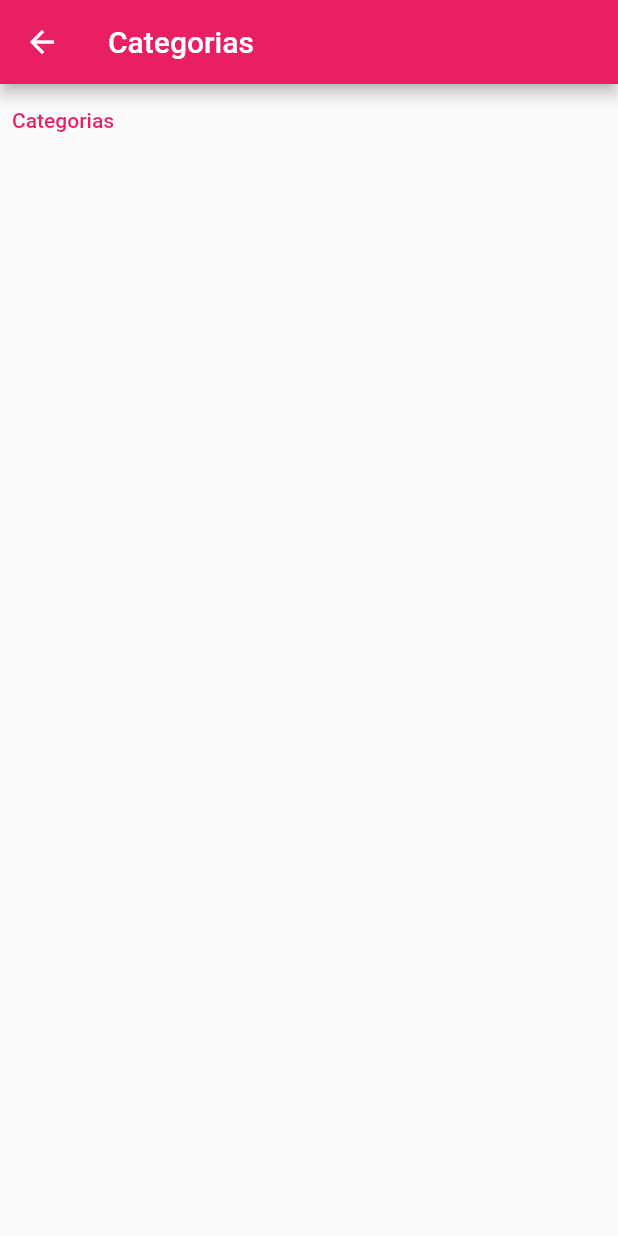
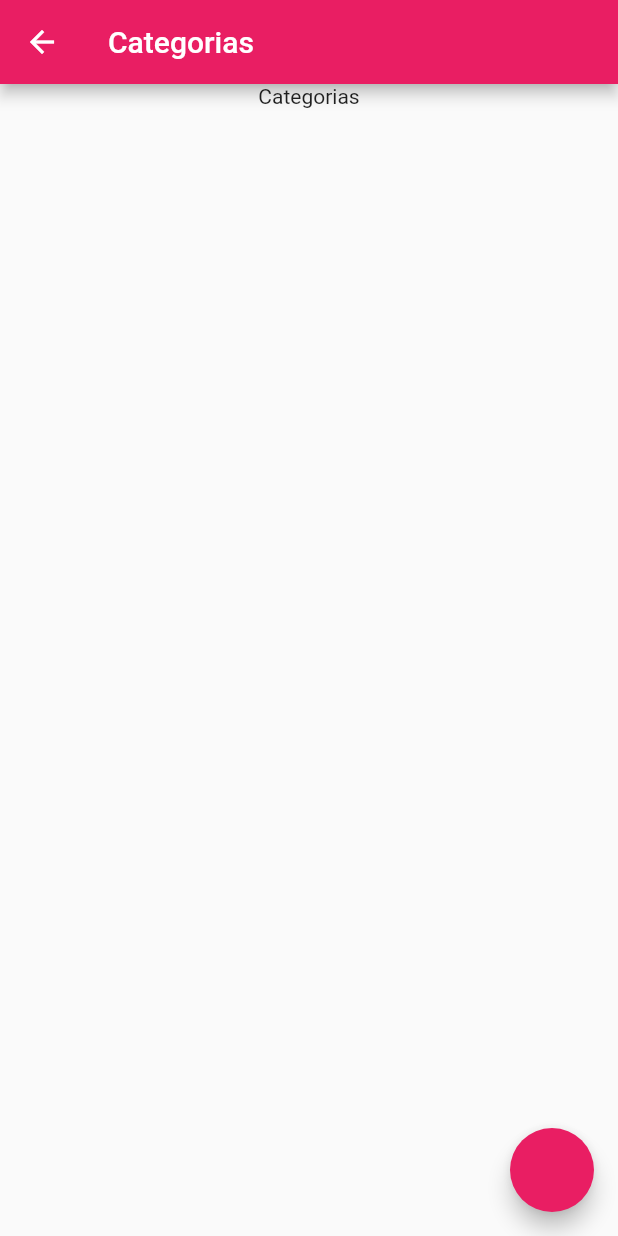
Before and after one commit to luanborrges/final_trivia, a Flutter app: the CategoriesView screen opened by its route, on a phone screen of 412 x 824 dp. Run offline on Flutter 3.47's test engine with Material 2 defaults, Android fonts, the phone set to English and light mode, and no system bars.

Commit message:
categories funcionando

```diff
--- a/lib/model/category.dart
+++ b/lib/model/category.dart
@@ -3,7 +3,7 @@ class Category {
   int? id;
   String? name;
 
-  Category({required id, required name});
+  Category({required this.id, required this.name});
 
   factory Category.fromJson(Map<String, dynamic> json) {
     return Category(
@@ -11,4 +11,9 @@ class Category {
       name: json['name'] ?? 'General Knowledge',
     );
   }
+
+  @override
+  String toString() {
+    return 'Category{id: $id, name: $name}';
+  }
 }
--- a/lib/service/trivia_service.dart
+++ b/lib/service/trivia_service.dart
@@ -44,7 +44,6 @@ class TriviaService {
 
       List<Category> categories = unparsedCategories.map((category) => Category.fromJson(category)).toList();
 
-      categories.forEach((element) {print(element.toString());});
       return categories;
     } else {
 
--- a/lib/view/categories_view.dart
+++ b/lib/view/categories_view.dart
@@ -1,3 +1,4 @@
+import 'package:flutter/cupertino.dart';
 import 'package:flutter/material.dart';
 import 'package:final_project_mobile2/model/model.dart';
 import 'package:final_project_mobile2/service/service.dart';
@@ -14,10 +15,9 @@ class CategoriesView extends StatefulWidget{
 
 class _CategoriesViewState extends State<CategoriesView> {
 
-  final triviaService = TriviaService();
 
   List<Category> categories = [];
-  late List<Category> categories2;
+  bool _progress = false;
 
   @override
   Widget build(BuildContext context) {
@@ -26,36 +26,48 @@ class _CategoriesViewState extends State<CategoriesView> {
         title: Text(widget.title),
       ),
       body: Column(
+        mainAxisAlignment: MainAxisAlignment.center,
         children: [
-          TextButton(
-              onPressed: () async {
-                categories = await getCategories();
-                setState(() {
-                  categories2 = categories;
-                });
-              },
-              child: Text('Categorias')
+          Expanded(
+            flex: 1,
+              child: Column(
+                  children: [
+                    Text('Categorias') ,
+                    _rowProgress()])
           ),
-          // Row(
-          //   children: _rowListCategories()
-          // )
+          Expanded(
+            flex: 5,
+            child: _rowListCategories()
+          )
         ],
       ),
-    );}
-
-  getCategories() async {
-    categories = await triviaService.fetchCategory();
-    return categories;
+      floatingActionButton: FloatingActionButton(
+          onPressed: () async {
+            await getCategories(context);
+        },
+      ),
+    );
   }
 
-  _rowListCategories() {
-    if (categories == []){
-      return ListView(children: [Text('carregando...')]);
+  getCategories(BuildContext context) async {
+    final triviaService = TriviaService();
+    setState(() {
+      _progress = true;
+    });
+    categories = await triviaService.fetchCategory();
+    setState(() {
+      _progress = false;
+    });
+
+  }
+
+   _rowListCategories() {
+    if(categories.isEmpty) {
+      return Text(' ');
     }
     return ListView.builder(
       itemCount: categories.length,
       itemBuilder: (context, index) {
-        print('${categories.elementAt(index).toString()}');
 
         return ListTile(
             title: Text('${categories.elementAt(index).name}'),
@@ -63,4 +75,8 @@ class _CategoriesViewState extends State<CategoriesView> {
       },
     );
   }
+
+  _rowProgress() {
+    return _progress ? const CircularProgressIndicator() : Container();
+  }
 }
--- a/lib/view/home.dart
+++ b/lib/view/home.dart
@@ -28,12 +28,12 @@ class _MyHomePageState extends State<MyHomePage> {
                     Navigator.pushNamed(context, AppRoutes.APP_ROUTE_ABOUT_US);
                   },
                 ),TextButton(
-                  child: Text("Let's Go!!"),
+                  child: Text("Let's Play!!"),
                   onPressed: () {
                     Navigator.pushNamed(context, AppRoutes.APP_ROUTE_START);
                   },
                 ),TextButton(
-                  child: Text("What do we have here"),
+                  child: Text("Available Categories"),
                   onPressed: () {
                     Navigator.pushNamed(context, AppRoutes.APP_ROUTE_CATEGORIES);
                   },
```
